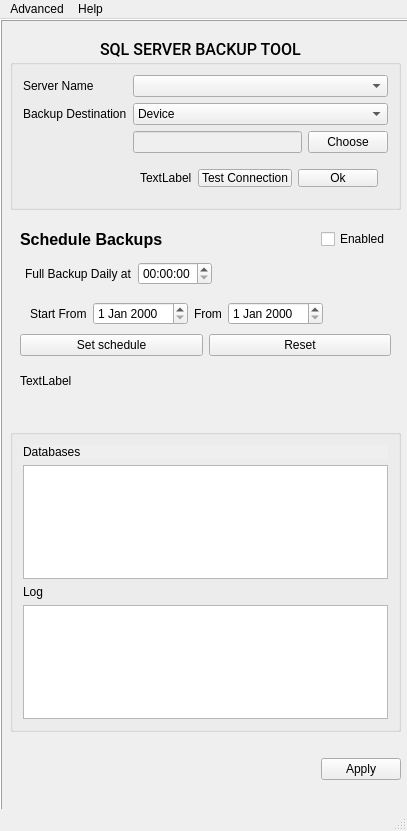
desxedada/SQLGDriveBackup, file ui/mainWindow.ui: the form before one commit.
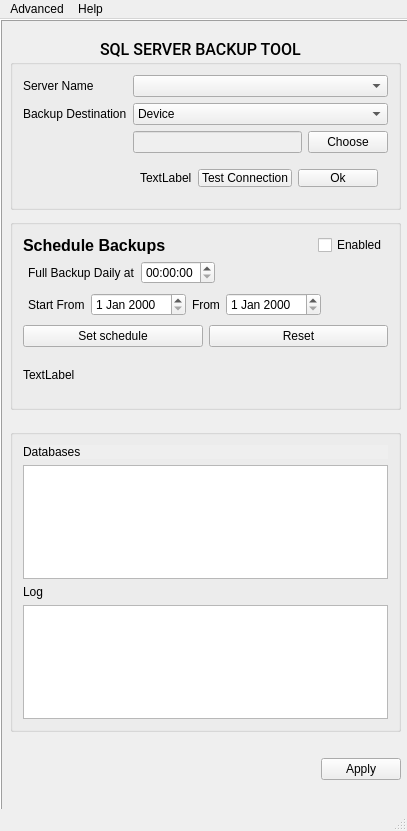
The form after the commit.

```diff
--- a/ui/mainWindow.ui
+++ b/ui/mainWindow.ui
@@ -272,7 +272,7 @@
       </item>
      </layout>
     </widget>
-    <widget class="QWidget" name="scheduleWidget" native="true">
+    <widget class="QGroupBox" name="scheduleGroupBox">
      <property name="geometry">
       <rect>
        <x>10</x>
@@ -366,25 +366,18 @@
           </property>
          </spacer>
         </item>
-        <item>
-         <widget class="QLabel" name="label_8">
-          <property name="text">
-           <string/>
-          </property>
-         </widget>
-        </item>
        </layout>
       </item>
       <item>
        <layout class="QHBoxLayout" name="horizontalLayout_7">
         <property name="leftMargin">
-         <number>10</number>
+         <number>5</number>
         </property>
         <property name="topMargin">
          <number>3</number>
         </property>
         <property name="rightMargin">
-         <number>10</number>
+         <number>5</number>
         </property>
         <property name="bottomMargin">
          <number>3</number>
@@ -443,6 +436,8 @@
        </layout>
       </item>
       <item>
+       <layout class="QHBoxLayout" name="horizontalLayout_10">
+        <item>
        <widget class="QLabel" name="scheduleBackupLabel">
         <property name="enabled">
          <bool>true</bool>
@@ -451,6 +446,8 @@
          <string>TextLabel</string>
         </property>
        </widget>
+        </item>
+       </layout>
       </item>
      </layout>
     </widget>
```
Lines whose indentation alone changed are shown as unchanged.
